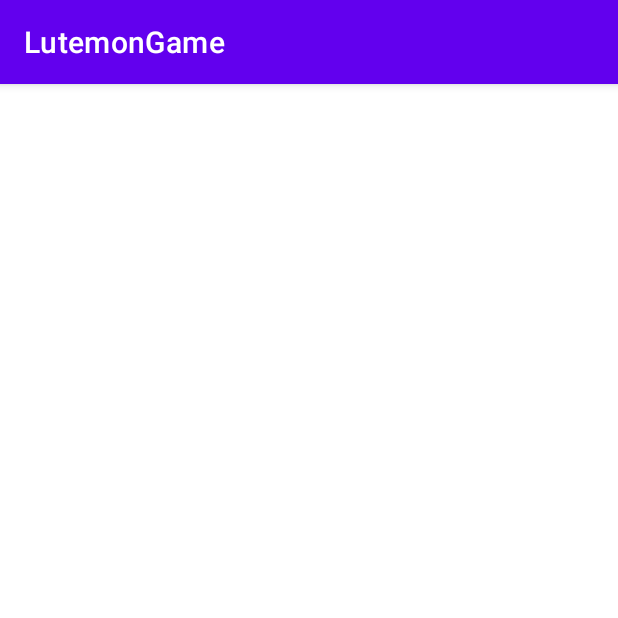
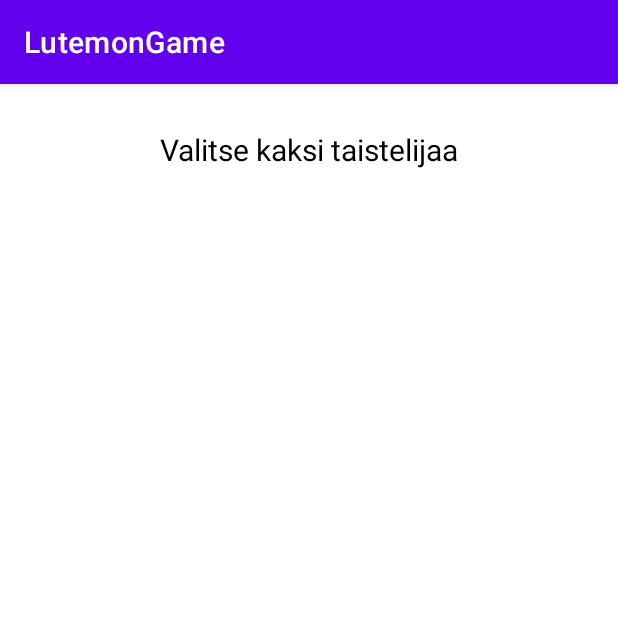
Before and after one commit to olvikontti/LutemonGame, an Android app: the BattleActivity screen opened directly, with no data from a screen before it, on a phone screen of 412 x 824 dp, the top half of it. Run offline under Robolectric (Android 15) with nearby library versions, the light colour scheme and no system bars.

Commit message:
battle view

```diff
--- a/app/src/main/res/layout/activity_battle.xml
+++ b/app/src/main/res/layout/activity_battle.xml
@@ -6,4 +6,15 @@
     android:layout_height="match_parent"
     tools:context=".BattleActivity">
 
+    <TextView
+        android:id="@+id/textView"
+        android:layout_width="wrap_content"
+        android:layout_height="wrap_content"
+        android:layout_marginTop="30dp"
+        android:text="Valitse kaksi taistelijaa"
+        android:textColor="@color/black"
+        android:textSize="20sp"
+        app:layout_constraintEnd_toEndOf="parent"
+        app:layout_constraintStart_toStartOf="parent"
+        app:layout_constraintTop_toTopOf="parent" />
 </androidx.constraintlayout.widget.ConstraintLayout>
```
